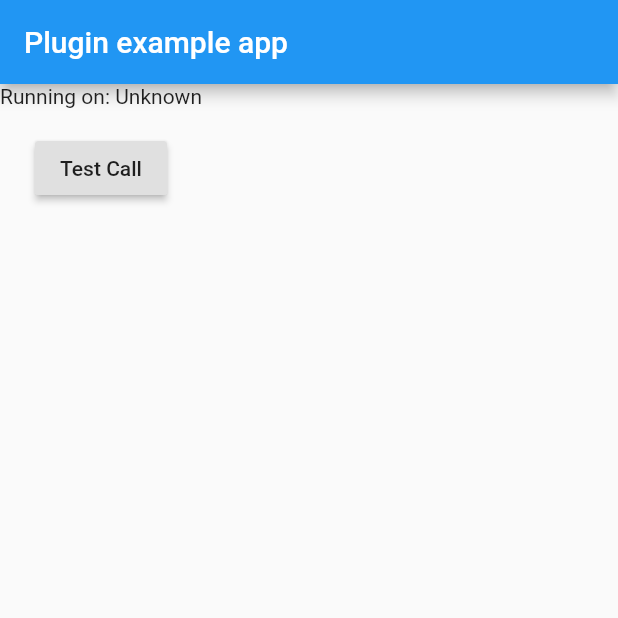
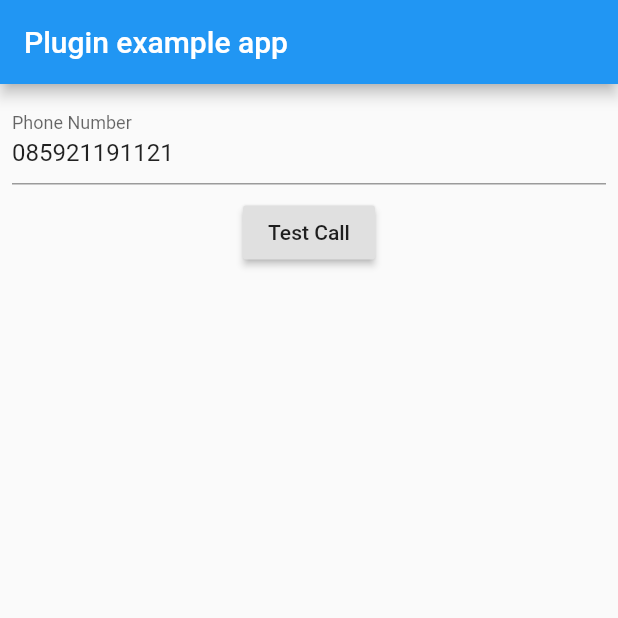
Before and after one commit to yanisalfian/flutter-phone-direct-caller, a Flutter app: the screen it shows after launch, after a tap on "Test Call", on a phone screen of 412 x 824 dp, the top half of it. Run offline on Flutter 3.47's test engine with Material 2 defaults, Android fonts, the phone set to English and light mode, and no system bars.

Commit message:
Update example

```diff
--- a/example/lib/main.dart
+++ b/example/lib/main.dart
@@ -12,32 +12,12 @@ class MyApp extends StatefulWidget {
 }
 
 class _MyAppState extends State<MyApp> {
-  String _platformVersion = 'Unknown';
+  TextEditingController _numberCtrl = new TextEditingController();
 
   @override
   void initState() {
     super.initState();
-    initPlatformState();
-  }
-
-  // Platform messages are asynchronous, so we initialize in an async method.
-  Future<void> initPlatformState() async {
-    String platformVersion;
-    // Platform messages may fail, so we use a try/catch PlatformException.
-    try {
-      platformVersion = await FlutterPhoneDirectCaller.platformVersion;
-    } on PlatformException {
-      platformVersion = 'Failed to get platform version.';
-    }
-
-    // If the widget was removed from the tree while the asynchronous platform
-    // message was in flight, we want to discard the reply rather than calling
-    // setState to update our non-existent appearance.
-    if (!mounted) return;
-
-    setState(() {
-      _platformVersion = platformVersion;
-    });
+    _numberCtrl.text = "085921191121";
   }
 
   @override
@@ -49,11 +29,20 @@ class _MyAppState extends State<MyApp> {
         ),
         body: new Column(
           children:<Widget>[
-            new Text('Running on: $_platformVersion\n'),
+            Padding(
+              padding: EdgeInsets.all(8.0),
+              child: TextField(
+                controller: _numberCtrl,
+                decoration: InputDecoration(
+                  labelText: "Phone Number"
+                ),
+                keyboardType: TextInputType.number,
+              ),
+            ),
             RaisedButton(
               child: Text("Test Call"),
               onPressed: () async{
-                FlutterPhoneDirectCaller.callNumber("085921191121");
+                FlutterPhoneDirectCaller.callNumber(_numberCtrl.text);
               },
             )
           ]
```
